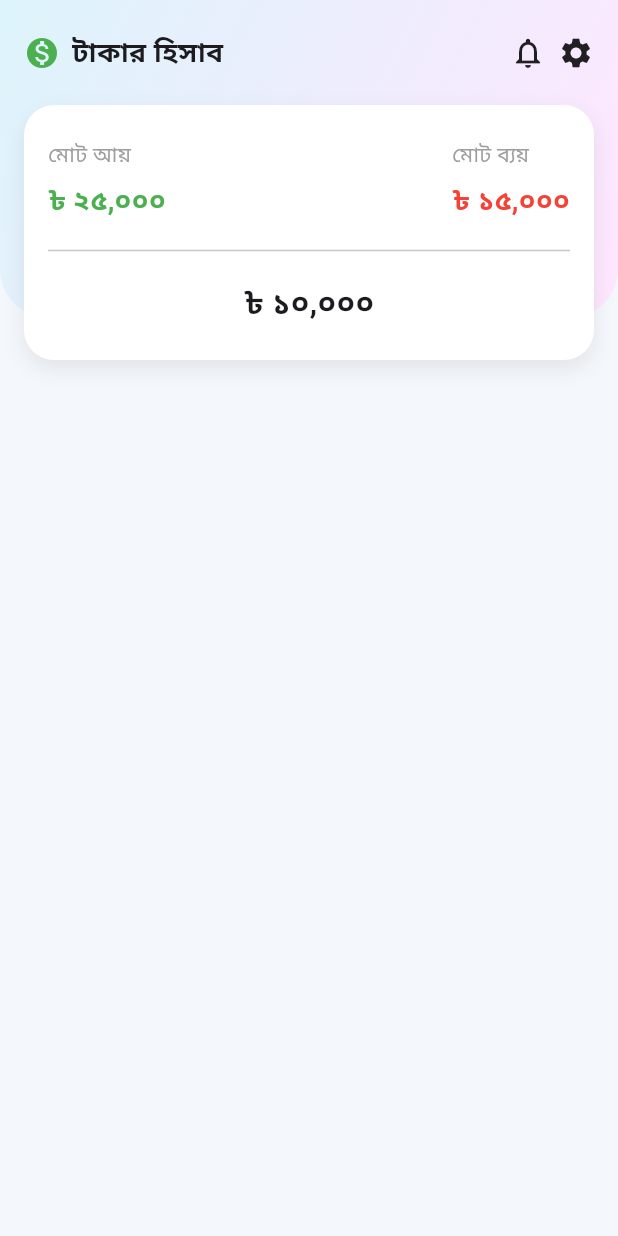
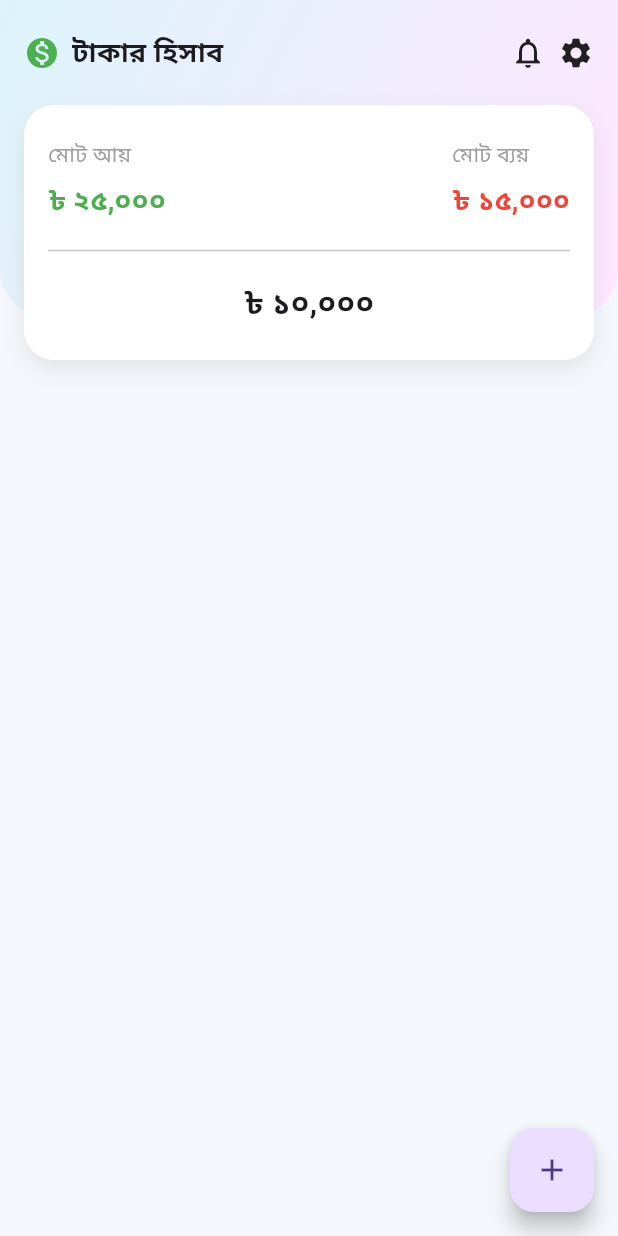
Before and after one commit to SourovDV/money_traker, a Flutter app: the screen it shows after launch, on a phone screen of 412 x 824 dp. Run offline on Flutter 3.47's test engine with Material 3 defaults, Android fonts, the phone set to English and light mode, and no system bars; our stand-ins replace flutter_screenutil, get.

```diff
--- /dev/null
+++ b/lib/core/utils/appColor/app_color.dart
@@ -0,0 +1,10 @@
+import 'dart:ui';
+
+class AppColors {
+   static final Color primaryColor = Color(0xFFDDF4FB);
+   static final Color onPrimaryColor = Color(0xFFFFE6FF);
+   static final Color greenColor = Color(0xFF00FF00);
+   static final Color redColor = Color(0xFFFF0000);
+   static final Color blackColor = Color(0xFF000000);
+   static final Color shadowColor = Color(0xFFE6E6FA);
+}
--- a/lib/modules/screen/home/home_view.dart
+++ b/lib/modules/screen/home/home_view.dart
@@ -1,7 +1,10 @@
 import 'package:flutter/material.dart';
 import 'package:get/get.dart';
+import 'package:money_traker/core/utils/appColor/app_color.dart';
 import 'package:money_traker/modules/screen/home/home_controller.dart';
 import 'package:money_traker/modules/widgets/money_item.dart';
+
+import '../bottom_sheet/bottom_view.dart';
 
 class HomeView extends GetView<HomeController> {
   const HomeView({super.key});
@@ -16,11 +19,11 @@ class HomeView extends GetView<HomeController> {
           children: [
             Container(
               height:controller.part1Height + (controller.part2Height / 1.2),
-              decoration: const BoxDecoration(
+              decoration:  BoxDecoration(
                 gradient: LinearGradient(
                   colors: [
-                    Color(0xFFDDF4FB),
-                    Color(0xFFFFE6FF),
+                    AppColors.primaryColor,
+                    AppColors.onPrimaryColor
                   ],
                   begin: Alignment.topLeft,
                   end: Alignment.bottomRight,
@@ -43,6 +46,8 @@ class HomeView extends GetView<HomeController> {
           ],
         ),
       ),
+      floatingActionButton: BottomSheetView(),
+
     );
   }
   Container _partTwo() {
@@ -54,7 +59,7 @@ class HomeView extends GetView<HomeController> {
                     borderRadius: BorderRadius.circular(20),
                     boxShadow: [
                       BoxShadow(
-                        color: Colors.black.withOpacity(.08),
+                        color: AppColors.blackColor.withOpacity(0.08),
                         blurRadius: 12,
                         offset: const Offset(0, 6),
                       )
```
Also changed, not shown: lib/modules/screen/bottom_sheet/bottom_view.dart (added, +54 -0 lines), lib/modules/screen/bottom_sheet/bottom_binding.dart (added), lib/modules/screen/bottom_sheet/bottom_controller.dart (added).
